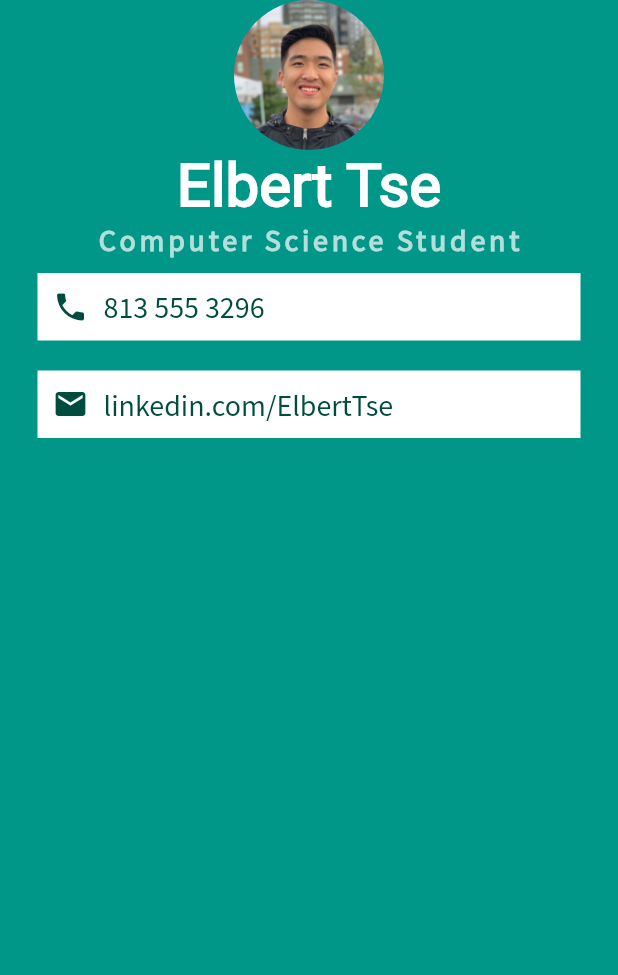
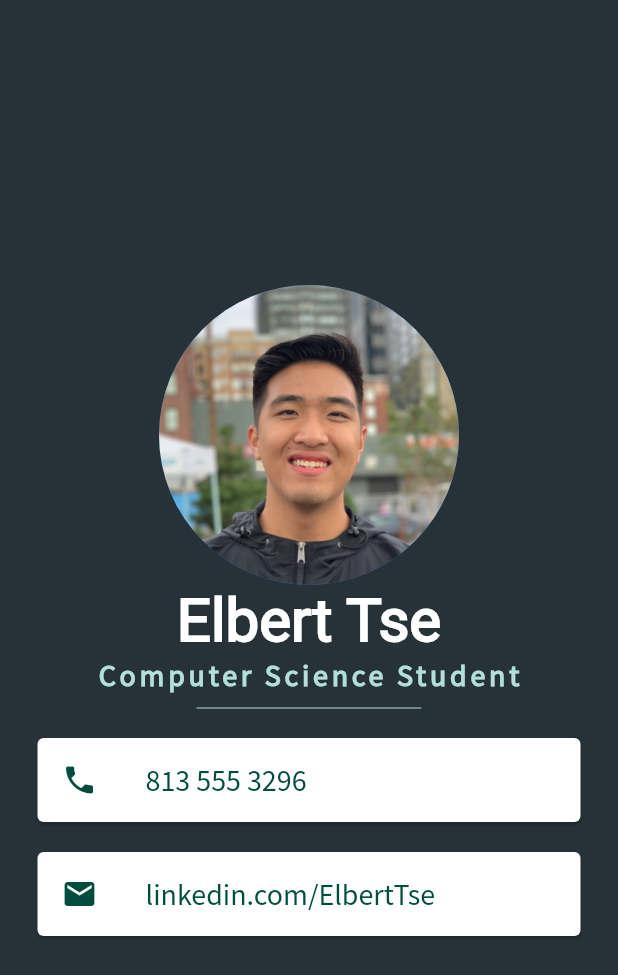
Before and after one commit to ElbertTse/Flutter-Udemy-Course, a Flutter app: the screen it shows after launch, on a phone screen of 412 x 824 dp. Shown: the top 975 px of the screen. Run offline on Flutter 3.47's test engine with Material 2 defaults, Android fonts, the phone set to English and light mode, and no system bars.

Commit message:
Completed module

```diff
--- a/mi_card_flutter-master/lib/main.dart
+++ b/mi_card_flutter-master/lib/main.dart
@@ -14,12 +14,13 @@
   Widget build(BuildContext context) {
     return MaterialApp(
       home: Scaffold(
-        backgroundColor: Colors.teal,
+        backgroundColor: Colors.blueGrey[900],
         body: SafeArea(
           child: Column(
+            mainAxisAlignment: MainAxisAlignment.center,
             children: <Widget>[
               CircleAvatar(
-                radius: 50.0,
+                radius: 100.0,
                 backgroundImage: AssetImage('images/pfp.jpg'),
               ),
               Text(
@@ -41,18 +42,21 @@
                   fontWeight: FontWeight.bold,
                 ),
               ),
-              Container(
-                padding: EdgeInsets.all(10.0),
-                color: Colors.white,
+              SizedBox(
+                height: 20.0,
+                width: 150.0,
+                child: Divider(
+                  color: Colors.teal.shade100,
+                  ),
+              ),
+              Card(
                 margin: EdgeInsets.symmetric(vertical: 10.0, horizontal: 25.0),
-                child: Row(
-                  children: <Widget>[
-                    Icon(
+                child: ListTile(
+                  leading: Icon(
                     Icons.phone,
                     color: Colors.teal.shade900,
                   ),
-                    SizedBox(width: 10.0),
-                    Text(
+                  title: Text(
                     '813 555 3296',
                     style: TextStyle(
                       color: Colors.teal.shade900,
@@ -60,21 +64,16 @@
                       fontSize: 20.0,
                     ),
                   ),
-                  ],
                 ),
               ),
-              Container(
-                padding: EdgeInsets.all(10.0),
-                color: Colors.white,
+              Card(
                 margin: EdgeInsets.symmetric(vertical: 10.0, horizontal: 25.0),
-                child: Row(
-                  children: <Widget>[
-                    Icon(
+                child: ListTile(
+                  leading: Icon(
                     Icons.email,
                     color: Colors.teal.shade900,
                   ),
-                    SizedBox(width: 10.0),
-                    Text(
+                  title: Text(
                     'linkedin.com/ElbertTse',
                     style: TextStyle(
                       color: Colors.teal.shade900,
@@ -82,7 +81,6 @@
                       fontSize: 20.0,
                     ),
                   ),
-                  ],
                 ),
               ),
             ],
```
Lines whose indentation alone changed are shown as unchanged.
